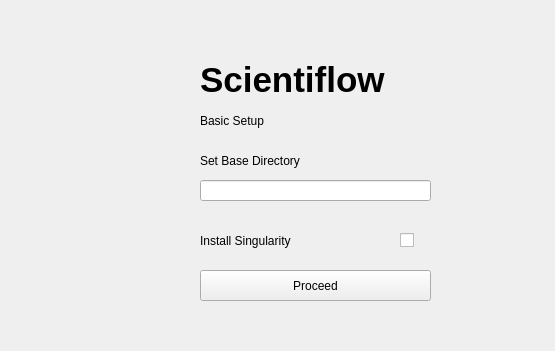
This is ui/gamma.ui in IM-TechieScientist/scientiflow_gui as Qt 5 draws it before an edit; both pictures show x 0 to 555 and y 0 to 351 of the 640 by 480 pixel window. The edited form follows.
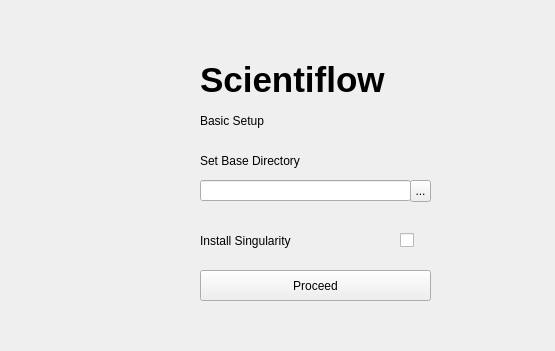
This is the edited form.

Commit message: Changed UI and added dummy functions

Diff of the .ui file:
```diff
--- a/ui/gamma.ui
+++ b/ui/gamma.ui
@@ -45,7 +45,7 @@
      <rect>
       <x>200</x>
       <y>180</y>
-      <width>231</width>
+      <width>211</width>
       <height>21</height>
      </rect>
     </property>
@@ -102,6 +102,19 @@
      <string/>
     </property>
    </widget>
+   <widget class="QToolButton" name="toolButton">
+    <property name="geometry">
+     <rect>
+      <x>410</x>
+      <y>180</y>
+      <width>21</width>
+      <height>22</height>
+     </rect>
+    </property>
+    <property name="text">
+     <string>...</string>
+    </property>
+   </widget>
   </widget>
   <widget class="QMenuBar" name="menubar">
    <property name="geometry">
```
The commit also changes 3 other files.
